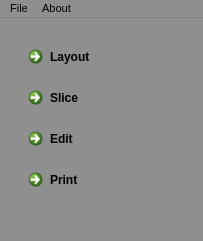
Above: B9Creator/mainwindow.ui from B9Creations/B9Creator before the change. Below: the same form after it.
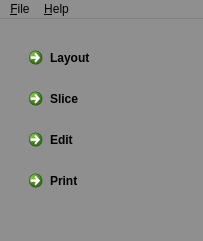
That is the form after the change.

The edit to the form file:
```diff
--- a/B9Creator/mainwindow.ui
+++ b/B9Creator/mainwindow.ui
@@ -201,7 +201,7 @@
    </property>
    <property name="font">
     <font>
-     <pointsize>8</pointsize>
+     <pointsize>9</pointsize>
     </font>
    </property>
    <property name="layoutDirection">
@@ -217,12 +217,12 @@
      <x>0</x>
      <y>0</y>
      <width>203</width>
-     <height>19</height>
+     <height>21</height>
     </rect>
    </property>
    <property name="font">
     <font>
-     <pointsize>8</pointsize>
+     <pointsize>9</pointsize>
     </font>
    </property>
    <property name="mouseTracking">
@@ -234,6 +234,9 @@
    <property name="statusTip">
     <string/>
    </property>
+   <property name="styleSheet">
+    <string notr="true"/>
+   </property>
    <property name="defaultUp">
     <bool>false</bool>
    </property>
@@ -242,7 +245,7 @@
    </property>
    <widget class="QMenu" name="menuFile">
     <property name="title">
-     <string>File</string>
+     <string>&amp;File</string>
     </property>
     <addaction name="actionOptions"/>
     <addaction name="actionTesting_Calibration"/>
@@ -251,7 +254,7 @@
    </widget>
    <widget class="QMenu" name="menuAbout">
     <property name="title">
-     <string>About</string>
+     <string>&amp;Help</string>
     </property>
     <addaction name="actionAbout_B9Creator"/>
     <addaction name="actionHelp"/>
```
Left out of the diff: 143 changed lines with no effect on the pictures.
